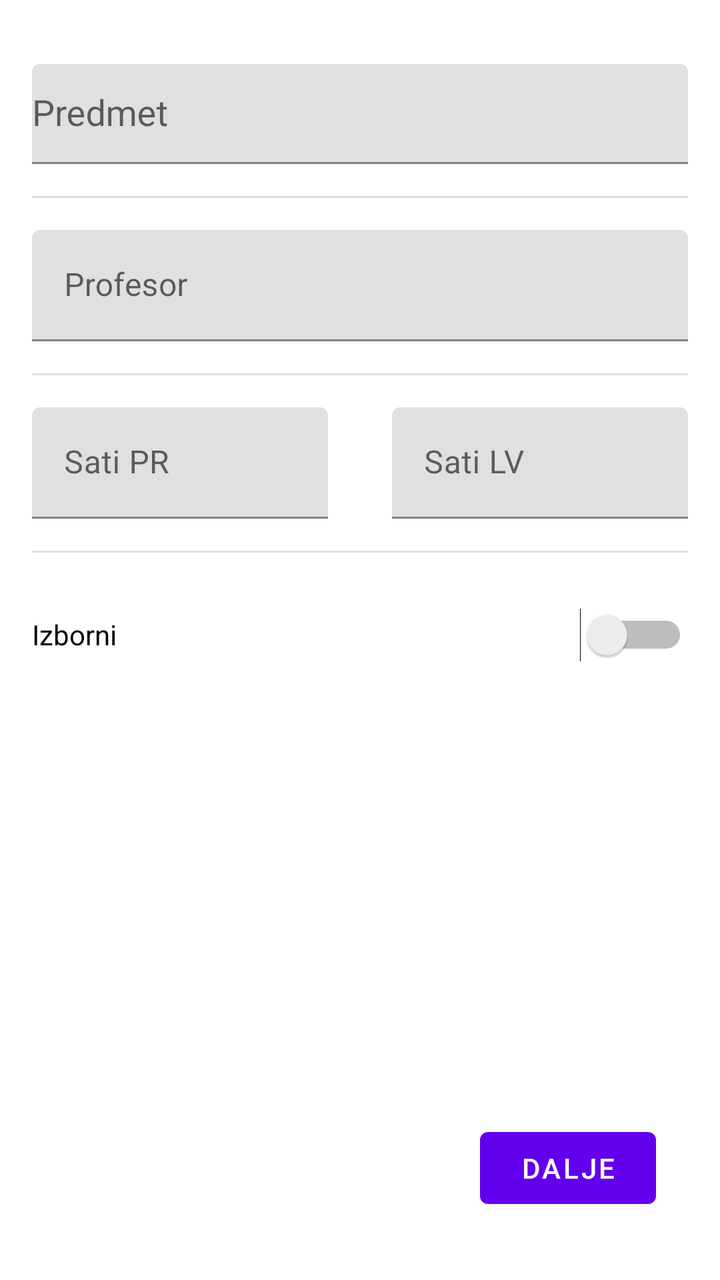
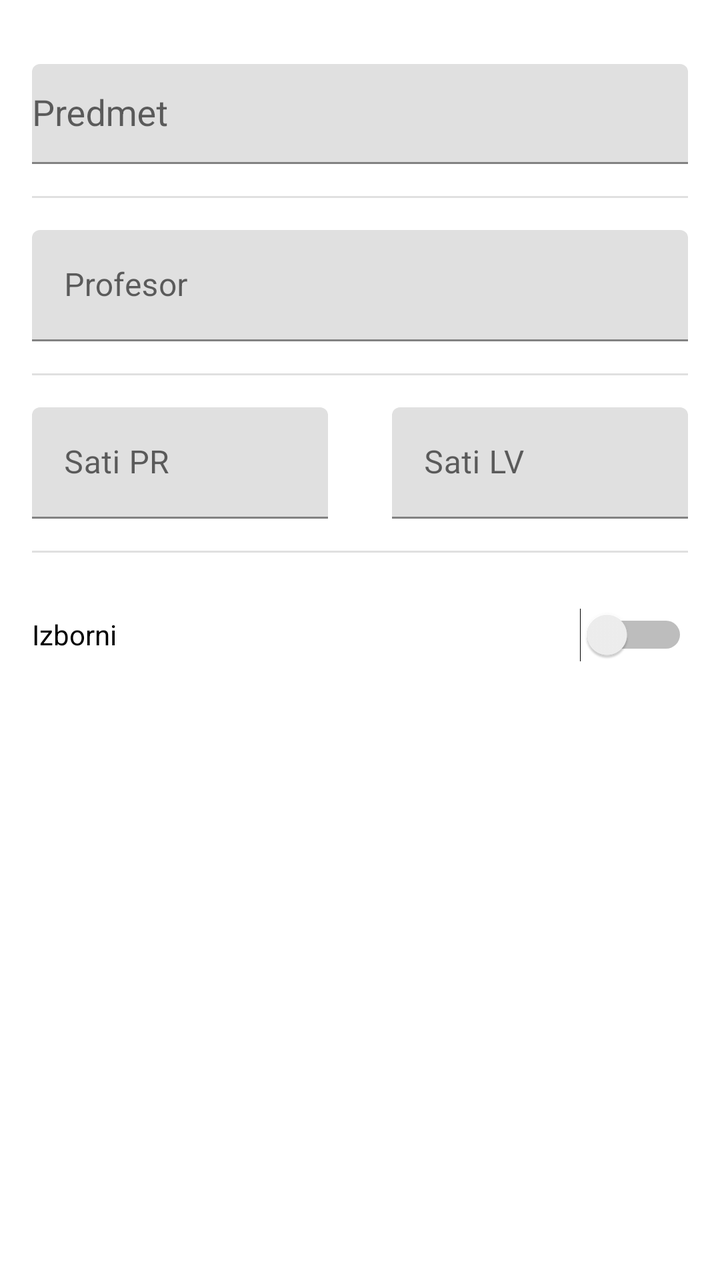

An Android layout rendered at two revisions. The XML below is the earlier revision; the diff shows what the commit changed to produce the second picture.
<!-- AndroidManifest.xml: application theme Theme.MC_LV1 -->
<!-- res/layout/fragment_student_info.xml -->
<?xml version="1.0" encoding="utf-8"?>
<androidx.constraintlayout.widget.ConstraintLayout xmlns:android="http://schemas.android.com/apk/res/android"
    xmlns:app="http://schemas.android.com/apk/res-auto"
    xmlns:tools="http://schemas.android.com/tools"
    android:layout_width="match_parent"
    android:layout_height="match_parent"
    tools:context=".StudentInfoFragment">



    <Button
        android:id="@+id/btnSum"
        android:layout_width="wrap_content"
        android:layout_height="wrap_content"
        android:layout_marginEnd="32dp"
        android:layout_marginBottom="32dp"
        android:text="@string/btnStudent"
        app:layout_constraintBottom_toBottomOf="parent"
        app:layout_constraintEnd_toEndOf="parent" />

    <com.google.android.material.textfield.TextInputLayout
        android:id="@+id/layoutPredmet"
        android:layout_width="0dp"
        android:layout_height="wrap_content"
        android:layout_marginStart="16dp"
        android:layout_marginTop="32dp"
        android:layout_marginEnd="16dp"
        app:layout_constraintEnd_toEndOf="parent"
        app:layout_constraintStart_toStartOf="parent"
        app:layout_constraintTop_toTopOf="parent">

        <AutoCompleteTextView
            android:id="@+id/autoPredmet"
            android:layout_width="match_parent"
            android:layout_height="50dp"
            android:hint="@string/hintPredmet" />
    </com.google.android.material.textfield.TextInputLayout>

    <View
        android:id="@+id/divider"
        android:layout_width="0dp"
        android:layout_height="1dp"
        android:layout_marginStart="16dp"
        android:layout_marginTop="16dp"
        android:layout_marginEnd="16dp"
        android:background="?android:attr/listDivider"
        app:layout_constraintEnd_toEndOf="parent"
        app:layout_constraintStart_toStartOf="parent"
        app:layout_constraintTop_toBottomOf="@+id/layoutPredmet" />

    <com.google.android.material.textfield.TextInputLayout
        android:id="@+id/layoutProfesor"
        android:layout_width="0dp"
        android:layout_height="wrap_content"
        android:layout_marginStart="16dp"
        android:layout_marginTop="16dp"
        android:layout_marginEnd="16dp"
        app:layout_constraintEnd_toEndOf="parent"
        app:layout_constraintStart_toStartOf="parent"
        app:layout_constraintTop_toBottomOf="@+id/divider">

        <com.google.android.material.textfield.TextInputEditText
            android:id="@+id/unosProfesor"
            android:layout_width="match_parent"
            android:layout_height="wrap_content"
            android:hint="@string/hintProfesor" />
    </com.google.android.material.textfield.TextInputLayout>

    <View
        android:id="@+id/divider3"
        android:layout_width="0dp"
        android:layout_height="1dp"
        android:layout_marginStart="16dp"
        android:layout_marginTop="16dp"
        android:layout_marginEnd="16dp"
        android:background="?android:attr/listDivider"
        app:layout_constraintEnd_toEndOf="parent"
        app:layout_constraintStart_toStartOf="parent"
        app:layout_constraintTop_toBottomOf="@+id/layoutProfesor" />

    <com.google.android.material.textfield.TextInputLayout
        android:id="@+id/layoutSatiPR"
        android:layout_width="0dp"
        android:layout_height="wrap_content"
        android:layout_marginStart="16dp"
        android:layout_marginTop="16dp"
        android:layout_marginEnd="16dp"
        app:layout_constraintEnd_toStartOf="@+id/layoutSatiLV"
        app:layout_constraintStart_toStartOf="parent"
        app:layout_constraintTop_toBottomOf="@+id/divider3">

        <com.google.android.material.textfield.TextInputEditText
            android:id="@+id/unosSatiPR"
            android:layout_width="match_parent"
            android:layout_height="wrap_content"
            android:hint="@string/hintPR" />
    </com.google.android.material.textfield.TextInputLayout>

    <com.google.android.material.textfield.TextInputLayout
        android:id="@+id/layoutSatiLV"
        android:layout_width="0dp"
        android:layout_height="wrap_content"
        android:layout_marginStart="16dp"
        android:layout_marginEnd="16dp"
        app:layout_constraintBaseline_toBaselineOf="@+id/layoutSatiPR"
        app:layout_constraintEnd_toEndOf="parent"
        app:layout_constraintStart_toEndOf="@+id/layoutSatiPR">

        <com.google.android.material.textfield.TextInputEditText
            android:id="@+id/unosSatiLV"
            android:layout_width="match_parent"
            android:layout_height="wrap_content"
            android:hint="@string/hintLV" />
    </com.google.android.material.textfield.TextInputLayout>

    <View
        android:id="@+id/divider4"
        android:layout_width="0dp"
        android:layout_height="1dp"
        android:layout_marginStart="16dp"
        android:layout_marginTop="16dp"
        android:layout_marginEnd="16dp"
        android:background="?android:attr/listDivider"
        app:layout_constraintEnd_toEndOf="parent"
        app:layout_constraintStart_toStartOf="parent"
        app:layout_constraintTop_toBottomOf="@+id/layoutSatiPR" />

    <Switch
        android:id="@+id/switchIzborni"
        android:layout_width="0dp"
        android:layout_height="50dp"
        android:layout_marginStart="16dp"
        android:layout_marginTop="16dp"
        android:layout_marginEnd="16dp"
        android:text="@string/izborni"
        app:layout_constraintEnd_toEndOf="parent"
        app:layout_constraintStart_toStartOf="parent"
        app:layout_constraintTop_toBottomOf="@+id/divider4" />
</androidx.constraintlayout.widget.ConstraintLayout>
<!-- resources referenced by this layout -->
<resources>
  <string name="btnStudent">Dalje</string>
  <string name="hintLV">Sati LV</string>
  <string name="hintPR">Sati PR</string>
  <string name="hintPredmet">Predmet</string>
  <string name="hintProfesor">Profesor</string>
  <string name="izborni">Izborni</string>
  <style name="Theme.MC_LV1" parent="Theme.MaterialComponents.DayNight.DarkActionBar">
          
          <item name="colorPrimary">@color/purple_500</item>
          <item name="colorPrimaryVariant">@color/purple_700</item>
          <item name="colorOnPrimary">@color/white</item>
          
          <item name="colorSecondary">@color/teal_200</item>
          <item name="colorSecondaryVariant">@color/teal_700</item>
          <item name="colorOnSecondary">@color/black</item>
          
          <item name="android:statusBarColor">?attr/colorPrimaryVariant</item>
          
      </style>
  <color name="purple_500">#FF6200EE</color>
  <color name="purple_700">#FF3700B3</color>
  <color name="white">#FFFFFFFF</color>
  <color name="teal_200">#FF03DAC5</color>
  <color name="teal_700">#FF018786</color>
  <color name="black">#FF000000</color>
</resources>

<!-- the commit's change to res/layout/fragment_student_info.xml (unified diff, before → after) -->
@@ -6,17 +6,6 @@
     android:layout_height="match_parent"
     tools:context=".StudentInfoFragment">
 
-
-
-    <Button
-        android:id="@+id/btnSum"
-        android:layout_width="wrap_content"
-        android:layout_height="wrap_content"
-        android:layout_marginEnd="32dp"
-        android:layout_marginBottom="32dp"
-        android:text="@string/btnStudent"
-        app:layout_constraintBottom_toBottomOf="parent"
-        app:layout_constraintEnd_toEndOf="parent" />
 
     <com.google.android.material.textfield.TextInputLayout
         android:id="@+id/layoutPredmet"
<!-- resource entries referenced after the edit -->
@@ -1,6 +1,5 @@
 <!-- resources referenced by this layout -->
 <resources>
-  <string name="btnStudent">Dalje</string>
   <string name="hintLV">Sati LV</string>
   <string name="hintPR">Sati PR</string>
   <string name="hintPredmet">Predmet</string>
